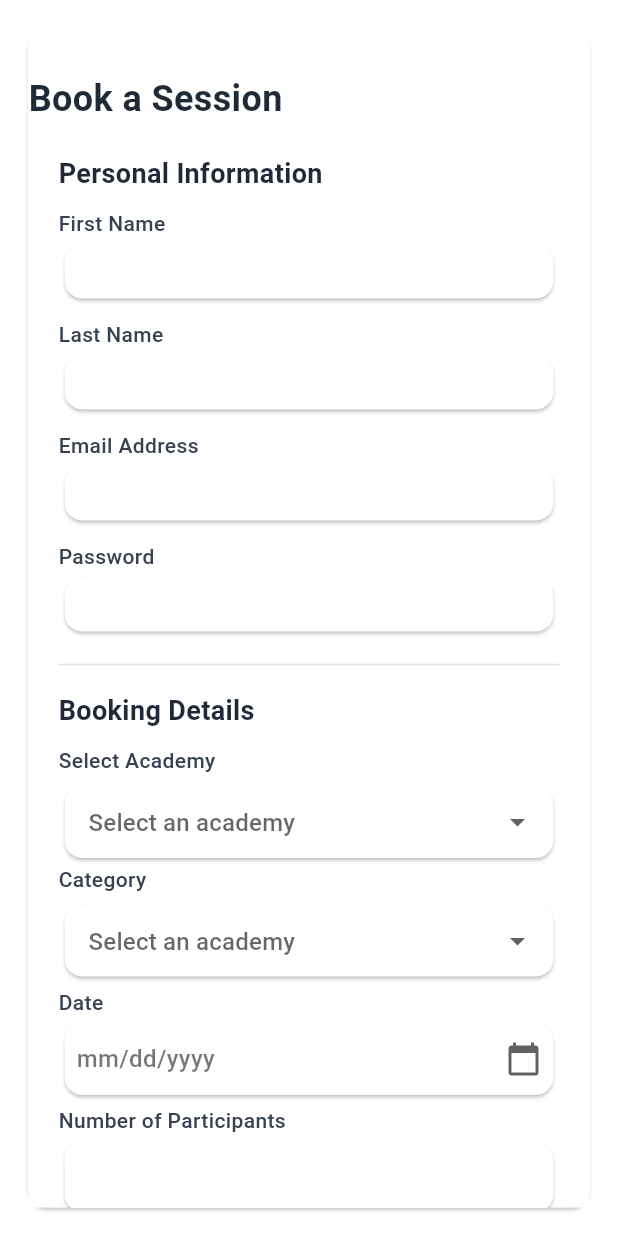
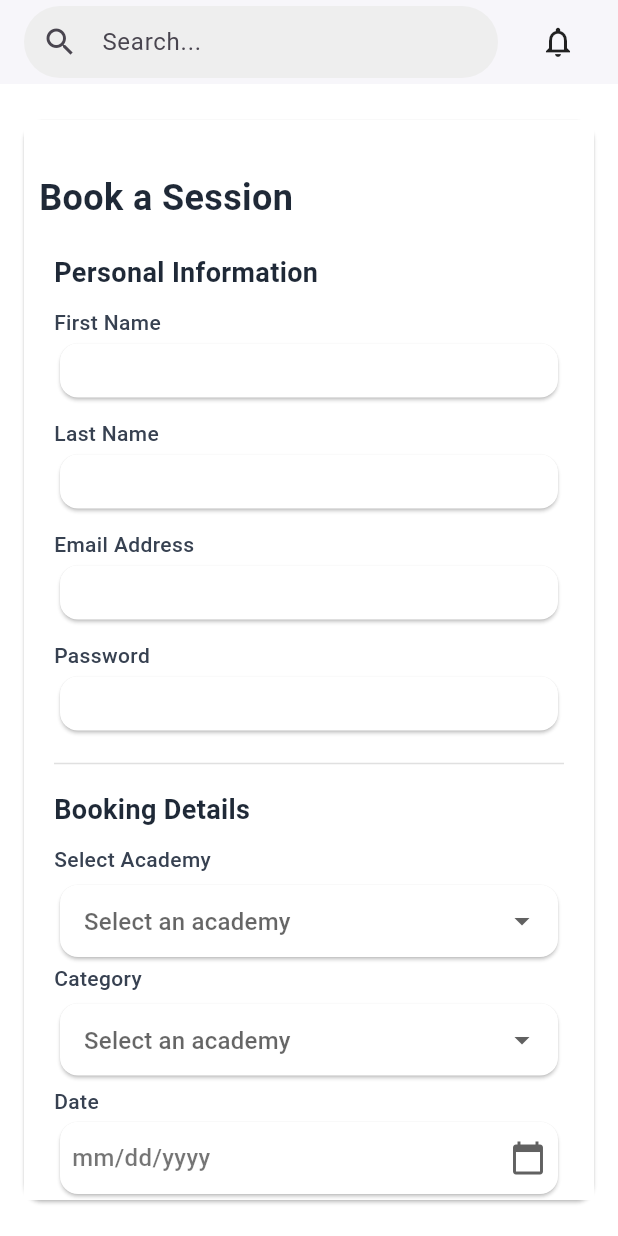
Before and after one commit to MTS-Services/Batteryqk_web-version-App-, a Flutter app: the BookScreen screen opened directly, on a phone screen of 412 x 824 dp. Run offline on Flutter 3.47's test engine with Material 3 defaults, Android fonts, the phone set to English and light mode, and no system bars; our stand-ins replace font_awesome_flutter, pin_code_fields.

Commit message:
Booking done

```diff
--- a/lib/features/authentication/views/book_screen.dart
+++ b/lib/features/authentication/views/book_screen.dart
@@ -1,3 +1,4 @@
+import 'package:batteryqk_web_app/common/widgets/custom_app_bar.dart';
 import 'package:batteryqk_web_app/common/widgets/custom_text_field.dart';
 import 'package:flutter/gestures.dart';
 import 'package:flutter/material.dart';
@@ -68,8 +69,12 @@ class _BookScreenState extends State<BookScreen> {
 
     return Scaffold(
       backgroundColor: Colors.white,
+      appBar: PreferredSize(
+        preferredSize: Size.fromHeight(kToolbarHeight),
+        child: CustomAppBar(),
+      ),
       body: Padding(
-        padding: const EdgeInsets.all(15.0),
+        padding: const EdgeInsets.only(left: 12,right: 12,top: 20,bottom: 20),
         child: Card(
           elevation: 1,
           color: Colors.white,
@@ -81,13 +86,16 @@ class _BookScreenState extends State<BookScreen> {
               child: Column(
                 crossAxisAlignment: CrossAxisAlignment.start,
                 children: [
-                  const SizedBox(height: 30),
-                  Text(
-                    'Book a Session',
-                    style: TextStyle(
-                      color: Color(0xFF1F2937),
-                      fontSize: 24,
-                      fontWeight: FontWeight.w700,
+                  const SizedBox(height: 35),
+                  Padding(
+                    padding: const EdgeInsets.only(left: 10),
+                    child: Text(
+                      'Book a Session',
+                      style: TextStyle(
+                        color: Color(0xFF1F2937),
+                        fontSize: 24,
+                        fontWeight: FontWeight.w700,
+                      ),
                     ),
                   ),
                   Padding(
--- a/lib/main.dart
+++ b/lib/main.dart
@@ -13,7 +13,7 @@ class MyApp extends StatelessWidget {
   @override
   Widget build(BuildContext context) {
     return MaterialApp(
-      home: WelcomeScreen(),
+      home: BookScreen(),
       debugShowCheckedModeBanner: false,
       theme: ThemeData(
         canvasColor: Colors.white,
```
